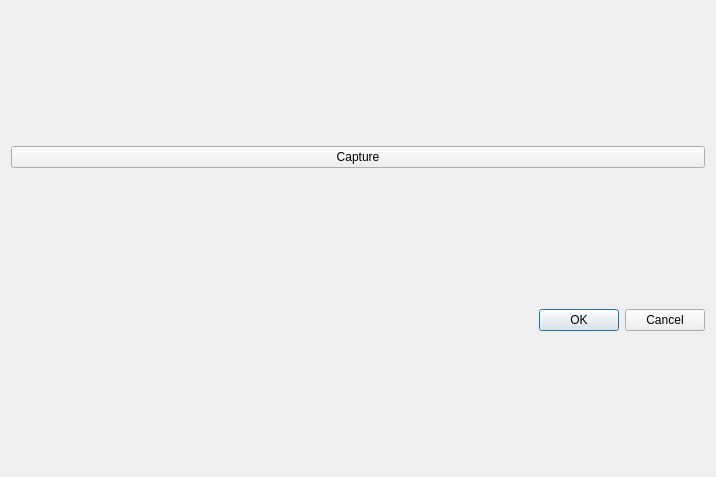
Above: ui/addBricksDialog.ui from Syadon/BrickCollectionManager before the change. Below: the same form after it.
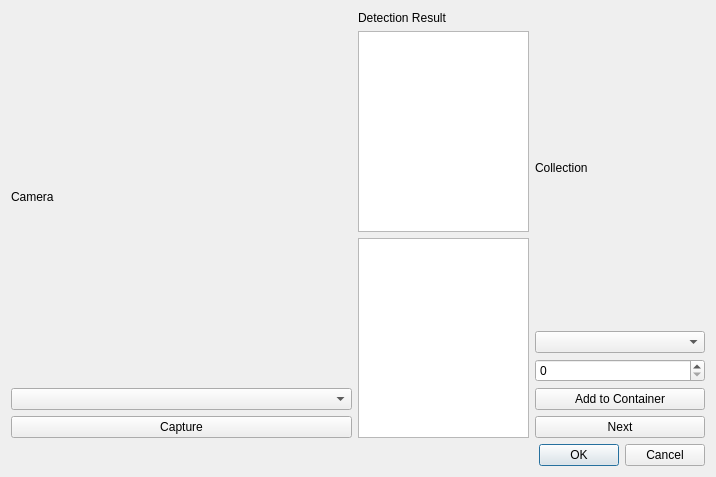
That is the form after the change.

Diff of the .ui file:
```diff
--- a/ui/addBricksDialog.ui
+++ b/ui/addBricksDialog.ui
@@ -18,14 +18,73 @@
   </property>
   <layout class="QGridLayout" name="gridLayout_2">
    <item row="0" column="0">
-    <layout class="QGridLayout" name="gridLayout"/>
-   </item>
-   <item row="1" column="0">
-    <widget class="QPushButton" name="captureButton">
-     <property name="text">
-      <string>Capture</string>
-     </property>
-    </widget>
+    <layout class="QGridLayout" name="dialogLayout" rowstretch="0,0,0" columnstretch="2,1,1">
+     <item row="2" column="1">
+      <widget class="QListWidget" name="colors_list"/>
+     </item>
+     <item row="1" column="1">
+      <widget class="QListWidget" name="parts_list"/>
+     </item>
+     <item row="0" column="0" rowspan="3">
+      <layout class="QVBoxLayout" name="cameraLayout">
+       <item>
+        <widget class="QLabel" name="label">
+         <property name="text">
+          <string>Camera</string>
+         </property>
+        </widget>
+       </item>
+       <item>
+        <widget class="QComboBox" name="camera_combo"/>
+       </item>
+       <item>
+        <widget class="QPushButton" name="captureButton">
+         <property name="text">
+          <string>Capture</string>
+         </property>
+        </widget>
+       </item>
+      </layout>
+     </item>
+     <item row="0" column="1">
+      <widget class="QLabel" name="label_2">
+       <property name="text">
+        <string>Detection Result</string>
+       </property>
+      </widget>
+     </item>
+     <item row="0" column="2" rowspan="3">
+      <layout class="QVBoxLayout" name="collectionLayout">
+       <item>
+        <widget class="QLabel" name="collectionLabel">
+         <property name="text">
+          <string>Collection</string>
+         </property>
+        </widget>
+       </item>
+       <item>
+        <widget class="QComboBox" name="containerCombobox"/>
+       </item>
+       <item>
+        <widget class="QSpinBox" name="qtySpinBox"/>
+       </item>
+       <item>
+        <widget class="QPushButton" name="addToContainerButton">
+         <property name="text">
+          <string>Add to Container</string>
+         </property>
+        </widget>
+       </item>
+       <item>
+        <widget class="QPushButton" name="skipButton">
+         <property name="text">
+          <string>Next</string>
+         </property>
+        </widget>
+       </item>
+      </layout>
+     </item>
+    </layout>
    </item>
    <item row="2" column="0">
     <widget class="QDialogButtonBox" name="buttonBox">
```
Left out of the diff: 4 changed lines with no effect on the pictures.
